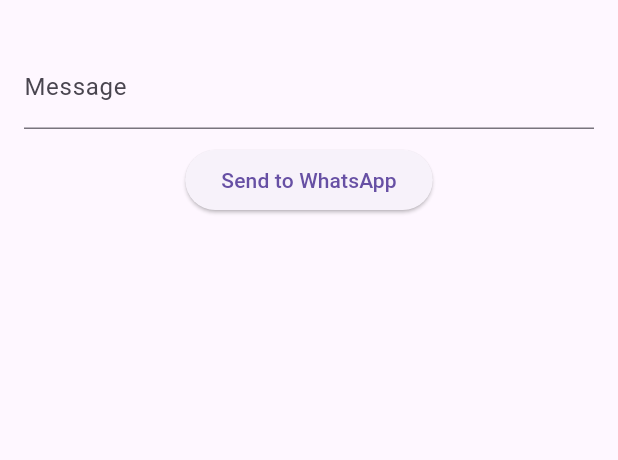
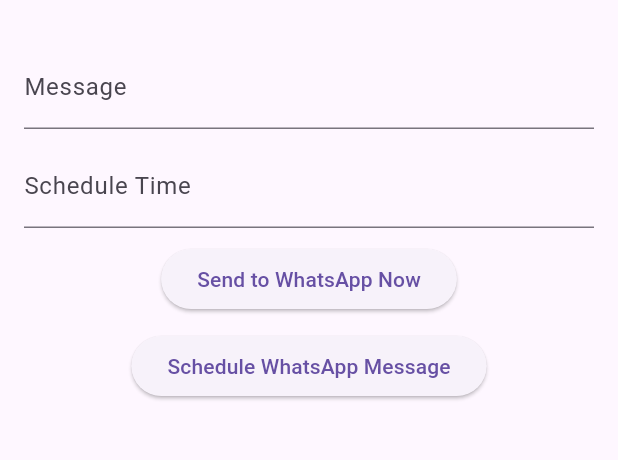
Before and after one commit to raghav18482/Whatsapp_launcher, a Flutter app: the screen it shows after launch, on a phone screen of 412 x 824 dp, the part 63-523 px from its top. Run offline on Flutter 3.47's test engine with Material 3 defaults, Android fonts, the phone set to English and light mode, and no system bars; our stand-ins replace flutter_local_notifications, timezone.

Commit message:
update example code

```diff
--- a/example/lib/main.dart
+++ b/example/lib/main.dart
@@ -1,5 +1,8 @@
+// example/lib/main.dart
+
 import 'package:flutter/material.dart';
 import 'package:whatsapp_launcher/whatsapp_launcher.dart';
+import 'package:intl/intl.dart';
 
 void main() {
   runApp(const MyApp());
@@ -16,10 +19,17 @@ class MyApp extends StatelessWidget {
   }
 }
 
-class WhatsAppDemo extends StatelessWidget {
+class WhatsAppDemo extends StatefulWidget {
+  const WhatsAppDemo({super.key});
+
+  @override
+  State<WhatsAppDemo> createState() => _WhatsAppDemoState();
+}
+
+class _WhatsAppDemoState extends State<WhatsAppDemo> {
   final TextEditingController messageController = TextEditingController();
-
-  WhatsAppDemo({super.key});
+  final TextEditingController scheduleDateController = TextEditingController();
+  DateTime? selectedDateTime;
 
   @override
   Widget build(BuildContext context) {
@@ -34,17 +44,76 @@ class WhatsAppDemo extends StatelessWidget {
               decoration: const InputDecoration(labelText: 'Message'),
             ),
             const SizedBox(height: 10),
+            TextField(
+              controller: scheduleDateController,
+              readOnly: true,
+              decoration: const InputDecoration(
+                labelText: 'Schedule Time',
+                hintText: 'Tap to pick date & time',
+              ),
+              onTap: () async {
+                final DateTime? date = await showDatePicker(
+                  context: context,
+                  initialDate: DateTime.now().add(Duration(minutes: 1)),
+                  firstDate: DateTime.now(),
+                  lastDate: DateTime(2100),
+                );
+
+                if (date != null) {
+                  final TimeOfDay? time = await showTimePicker(
+                    context: context,
+                    initialTime: TimeOfDay.now(),
+                  );
+
+                  if (time != null) {
+                    selectedDateTime = DateTime(
+                      date.year,
+                      date.month,
+                      date.day,
+                      time.hour,
+                      time.minute,
+                    );
+
+                    scheduleDateController.text =
+                        DateFormat('yyyy-MM-dd – kk:mm').format(selectedDateTime!);
+                  }
+                }
+              },
+            ),
+            const SizedBox(height: 10),
             ElevatedButton(
               onPressed: () async {
                 bool success = await WhatsAppLauncher.launchWhatsAppMessage(
-                  phoneNumber: '919999999999', // Replace with test number
+                  phoneNumber: '919214529913', // Replace with test number
                   message: messageController.text,
                 );
                 ScaffoldMessenger.of(context).showSnackBar(
                   SnackBar(content: Text(success ? 'Launched!' : 'Failed to launch')),
                 );
               },
-              child: const Text("Send to WhatsApp"),
+              child: const Text("Send to WhatsApp Now"),
+            ),
+            const SizedBox(height: 10),
+            ElevatedButton(
+              onPressed: () async {
+                if (selectedDateTime == null || messageController.text.isEmpty) {
+                  ScaffoldMessenger.of(context).showSnackBar(
+                    const SnackBar(content: Text('Please enter message and select time')),
+                  );
+                  return;
+                }
+
+                await WhatsAppLauncher.scheduleWhatsAppMessage(
+                  phoneNumber: '919214529913', // Replace with test number
+                  message: messageController.text,
+                  scheduleAt: selectedDateTime!,
+                );
+
+                ScaffoldMessenger.of(context).showSnackBar(
+                  const SnackBar(content: Text('Message scheduled!')),
+                );
+              },
+              child: const Text("Schedule WhatsApp Message"),
             ),
           ],
         ),
```
Also changed, not shown: example/pubspec.yaml (+7 -5 lines).
